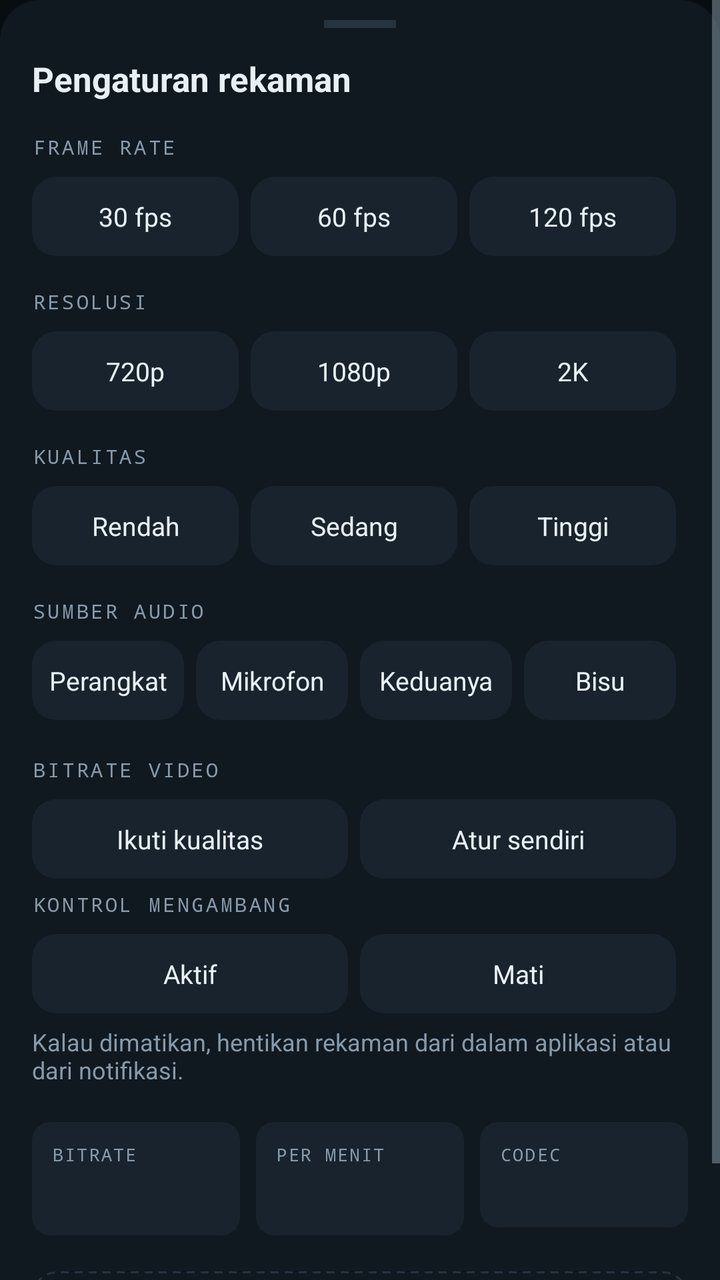
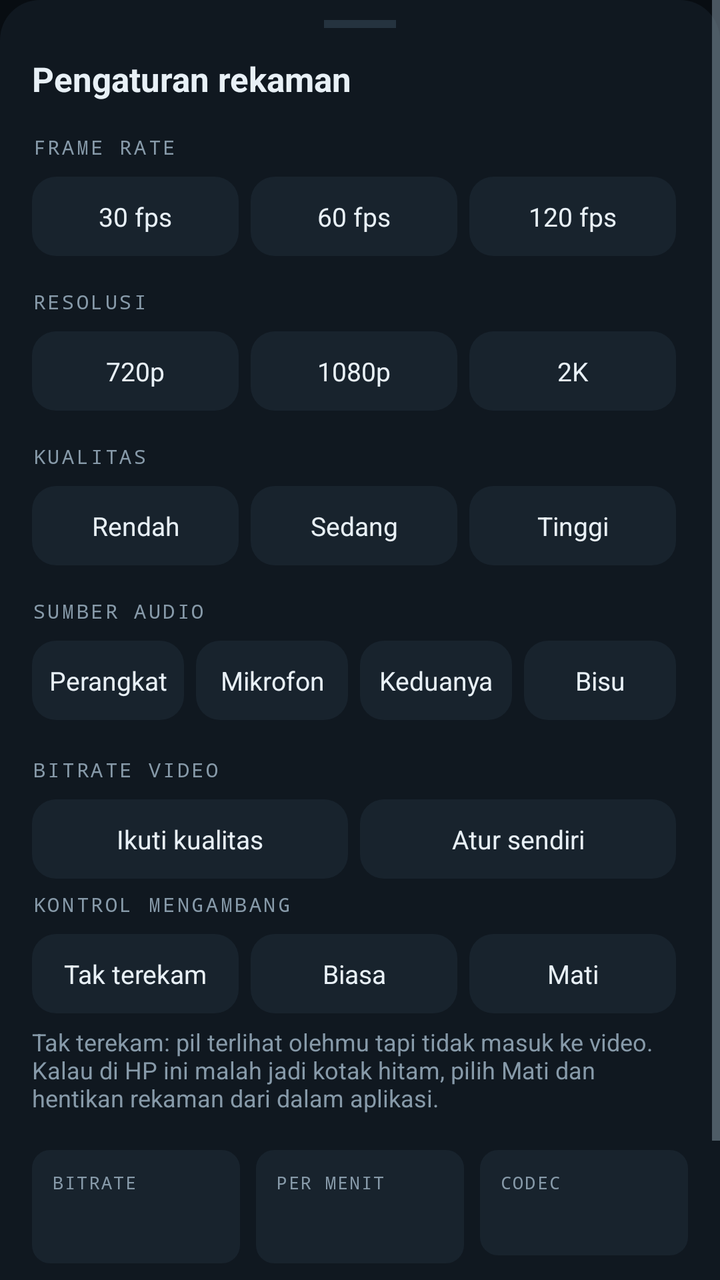

Two renders of the same Android screen: before a commit and after it. Below are the layout's source before the change and the commit's diff.
<!-- AndroidManifest.xml: application theme Theme.RekamLayar -->
<!-- res/layout/sheet_settings.xml -->
<?xml version="1.0" encoding="utf-8"?>
<ScrollView xmlns:android="http://schemas.android.com/apk/res/android"
    android:layout_width="match_parent"
    android:layout_height="wrap_content"
    android:background="@drawable/bg_lembar">

    <LinearLayout
        android:layout_width="match_parent"
        android:layout_height="wrap_content"
        android:orientation="vertical"
        android:paddingHorizontal="16dp"
        android:paddingTop="10dp"
        android:paddingBottom="22dp">

        <View
            android:layout_width="36dp"
            android:layout_height="4dp"
            android:layout_gravity="center_horizontal"
            android:layout_marginBottom="14dp"
            android:background="@color/line" />

        <TextView
            android:layout_width="match_parent"
            android:layout_height="wrap_content"
            android:layout_marginBottom="16dp"
            android:text="@string/pengaturan"
            android:textColor="@color/fg"
            android:textSize="17sp"
            android:textStyle="bold" />

        <TextView style="@style/Label" android:text="Frame rate" />
        <LinearLayout android:id="@+id/grupFps"
            android:layout_width="match_parent" android:layout_height="wrap_content"
            android:orientation="horizontal" android:layout_marginBottom="16dp">
            <TextView style="@style/Opsi" android:tag="30" android:text="30 fps" />
            <TextView style="@style/Opsi" android:tag="60" android:text="60 fps" />
            <TextView style="@style/Opsi" android:tag="120" android:text="120 fps" />
        </LinearLayout>

        <TextView style="@style/Label" android:text="Resolusi" />
        <LinearLayout android:id="@+id/grupRes"
            android:layout_width="match_parent" android:layout_height="wrap_content"
            android:orientation="horizontal" android:layout_marginBottom="16dp">
            <TextView style="@style/Opsi" android:tag="720" android:text="720p" />
            <TextView style="@style/Opsi" android:tag="1080" android:text="1080p" />
            <TextView style="@style/Opsi" android:tag="1440" android:text="2K" />
        </LinearLayout>

        <TextView style="@style/Label" android:text="Kualitas" />
        <LinearLayout android:id="@+id/grupQ"
            android:layout_width="match_parent" android:layout_height="wrap_content"
            android:orientation="horizontal" android:layout_marginBottom="16dp">
            <TextView style="@style/Opsi" android:tag="rendah" android:text="Rendah" />
            <TextView style="@style/Opsi" android:tag="sedang" android:text="Sedang" />
            <TextView style="@style/Opsi" android:tag="tinggi" android:text="Tinggi" />
        </LinearLayout>

        <TextView style="@style/Label" android:text="Sumber audio" />
        <LinearLayout android:id="@+id/grupAudio"
            android:layout_width="match_parent" android:layout_height="wrap_content"
            android:orientation="horizontal" android:layout_marginBottom="18dp">
            <TextView style="@style/Opsi" android:tag="perangkat" android:text="Perangkat" />
            <TextView style="@style/Opsi" android:tag="mic" android:text="Mikrofon" />
            <TextView style="@style/Opsi" android:tag="dua" android:text="Keduanya" />
            <TextView style="@style/Opsi" android:tag="bisu" android:text="Bisu" />
        </LinearLayout>

        <TextView style="@style/Label" android:text="Bitrate video" />
        <LinearLayout android:id="@+id/grupBit"
            android:layout_width="match_parent" android:layout_height="wrap_content"
            android:orientation="horizontal" android:layout_marginBottom="6dp">
            <TextView style="@style/Opsi" android:tag="auto" android:text="Ikuti kualitas" />
            <TextView style="@style/Opsi" android:tag="manual" android:text="Atur sendiri" />
        </LinearLayout>

        <LinearLayout
            android:id="@+id/geserBit"
            android:layout_width="match_parent"
            android:layout_height="wrap_content"
            android:orientation="vertical"
            android:layout_marginBottom="18dp"
            android:visibility="gone">

            <SeekBar
                android:id="@+id/seekBit"
                android:layout_width="match_parent"
                android:layout_height="wrap_content"
                android:min="2"
                android:max="60"
                android:progress="17" />

            <LinearLayout
                android:layout_width="match_parent"
                android:layout_height="wrap_content"
                android:orientation="horizontal">

                <TextView
                    android:id="@+id/bitNilai"
                    android:layout_width="0dp"
                    android:layout_height="wrap_content"
                    android:layout_weight="1"
                    android:textColor="@color/fg"
                    android:textSize="11sp"
                    android:fontFamily="monospace" />

                <TextView
                    android:id="@+id/bitSaran"
                    android:layout_width="wrap_content"
                    android:layout_height="wrap_content"
                    android:textColor="@color/muted"
                    android:textSize="11sp"
                    android:fontFamily="monospace" />
            </LinearLayout>
        </LinearLayout>

        <TextView style="@style/Label" android:text="Kontrol mengambang" />
        <LinearLayout android:id="@+id/grupMengambang"
            android:layout_width="match_parent" android:layout_height="wrap_content"
            android:orientation="horizontal" android:layout_marginBottom="6dp">
            <TextView style="@style/Opsi" android:tag="ya" android:text="Aktif" />
            <TextView style="@style/Opsi" android:tag="tidak" android:text="Mati" />
        </LinearLayout>

        <TextView
            android:layout_width="match_parent"
            android:layout_height="wrap_content"
            android:layout_marginBottom="18dp"
            android:text="Kalau dimatikan, hentikan rekaman dari dalam aplikasi atau dari notifikasi."
            android:textColor="@color/muted"
            android:textSize="12sp" />

        <LinearLayout
            android:layout_width="match_parent"
            android:layout_height="wrap_content"
            android:orientation="horizontal"
            android:layout_marginBottom="18dp">

            <LinearLayout style="@style/Kotak">
                <TextView android:layout_width="match_parent" android:layout_height="wrap_content"
                    android:text="BITRATE" android:textColor="@color/muted" android:textSize="9sp"
                    android:fontFamily="monospace" android:letterSpacing="0.08" />
                <TextView android:id="@+id/estBit" android:layout_width="match_parent"
                    android:layout_height="wrap_content" android:textColor="@color/fg"
                    android:textSize="18sp" android:textStyle="bold" />
            </LinearLayout>

            <LinearLayout style="@style/Kotak">
                <TextView android:layout_width="match_parent" android:layout_height="wrap_content"
                    android:text="PER MENIT" android:textColor="@color/muted" android:textSize="9sp"
                    android:fontFamily="monospace" android:letterSpacing="0.08" />
                <TextView android:id="@+id/estMenit" android:layout_width="match_parent"
                    android:layout_height="wrap_content" android:textColor="@color/fg"
                    android:textSize="18sp" android:textStyle="bold" />
            </LinearLayout>

            <LinearLayout style="@style/Kotak" android:layout_marginEnd="0dp">
                <TextView android:layout_width="match_parent" android:layout_height="wrap_content"
                    android:text="CODEC" android:textColor="@color/muted" android:textSize="9sp"
                    android:fontFamily="monospace" android:letterSpacing="0.08" />
                <TextView android:id="@+id/estCodec" android:layout_width="match_parent"
                    android:layout_height="wrap_content" android:textColor="@color/fg"
                    android:textSize="15sp" android:textStyle="bold" />
            </LinearLayout>
        </LinearLayout>

        <TextView
            android:id="@+id/tutupLembar"
            android:layout_width="match_parent"
            android:layout_height="wrap_content"
            android:background="@drawable/bg_opsi_mati"
            android:gravity="center"
            android:padding="13dp"
            android:text="@string/selesai"
            android:textColor="@color/fg"
            android:textSize="15sp"
            android:textStyle="bold"
            android:clickable="true"
            android:focusable="true" />
    </LinearLayout>
</ScrollView>
<!-- resources referenced by this layout -->
<resources>
  <color name="fg">#E8F0F6</color>
  <color name="line">#25333F</color>
  <color name="muted">#879AA9</color>
  <!-- drawable bg_lembar (drawable) -->
  <?xml version="1.0" encoding="utf-8"?>
  <shape xmlns:android="http://schemas.android.com/apk/res/android" android:shape="rectangle">
      <solid android:color="@color/surface" />
      <corners android:topLeftRadius="20dp" android:topRightRadius="20dp" />
  </shape>
  <!-- drawable bg_opsi_mati (drawable) -->
  <?xml version="1.0" encoding="utf-8"?>
  <shape xmlns:android="http://schemas.android.com/apk/res/android" android:shape="rectangle">
      <solid android:color="#00000000" />
      <corners android:radius="12dp" />
      <stroke android:width="1dp" android:color="@color/line" android:dashWidth="4dp" android:dashGap="3dp" />
  </shape>
  <string name="pengaturan">Pengaturan rekaman</string>
  <string name="selesai">Selesai</string>
  <style name="Kotak">
          <item name="android:layout_width">0dp</item>
          <item name="android:layout_height">wrap_content</item>
          <item name="android:layout_weight">1</item>
          <item name="android:layout_marginEnd">8dp</item>
          <item name="android:background">@drawable/bg_ikon_riwayat</item>
          <item name="android:orientation">vertical</item>
          <item name="android:padding">10dp</item>
      </style>
  <style name="Label">
          <item name="android:layout_width">match_parent</item>
          <item name="android:layout_height">wrap_content</item>
          <item name="android:layout_marginBottom">8dp</item>
          <item name="android:textColor">@color/muted</item>
          <item name="android:textSize">10sp</item>
          <item name="android:textAllCaps">true</item>
          <item name="android:letterSpacing">0.12</item>
          <item name="android:fontFamily">monospace</item>
      </style>
  <style name="Theme.RekamLayar" parent="Theme.Material3.Dark.NoActionBar">
          <item name="android:windowBackground">@color/bg</item>
          <item name="android:statusBarColor">@color/bg</item>
          <item name="android:navigationBarColor">@color/bg</item>
          <item name="colorPrimary">@color/accent</item>
          <item name="colorOnPrimary">@color/on_accent</item>
          <item name="android:textColorPrimary">@color/fg</item>
          <item name="android:textColorSecondary">@color/muted</item>
      </style>
  <color name="surface">#101820</color>
  <!-- drawable bg_ikon_riwayat (drawable) -->
  <?xml version="1.0" encoding="utf-8"?>
  <shape xmlns:android="http://schemas.android.com/apk/res/android" android:shape="rectangle">
      <solid android:color="@color/surface2" />
      <corners android:radius="9dp" />
  </shape>
  <!-- drawable bg_opsi (drawable) -->
  <?xml version="1.0" encoding="utf-8"?>
  <selector xmlns:android="http://schemas.android.com/apk/res/android">
      <item android:state_selected="true">
          <shape android:shape="rectangle">
              <solid android:color="@color/accent" />
              <corners android:radius="12dp" />
          </shape>
      </item>
      <item>
          <shape android:shape="rectangle">
              <solid android:color="@color/surface2" />
              <corners android:radius="12dp" />
          </shape>
      </item>
  </selector>
  <color name="bg">#080D12</color>
  <color name="accent">#FFB020</color>
  <color name="on_accent">#120D02</color>
  <color name="surface2">#18232D</color>
  <!-- unchanged entries left out for length: 1 -->
</resources>

<!-- the commit's change to res/layout/sheet_settings.xml (unified diff, before → after) -->
@@ -117,15 +117,16 @@
         <LinearLayout android:id="@+id/grupMengambang"
             android:layout_width="match_parent" android:layout_height="wrap_content"
             android:orientation="horizontal" android:layout_marginBottom="6dp">
-            <TextView style="@style/Opsi" android:tag="ya" android:text="Aktif" />
-            <TextView style="@style/Opsi" android:tag="tidak" android:text="Mati" />
+            <TextView style="@style/Opsi" android:tag="samar" android:text="Tak terekam" />
+            <TextView style="@style/Opsi" android:tag="biasa" android:text="Biasa" />
+            <TextView style="@style/Opsi" android:tag="mati" android:text="Mati" />
         </LinearLayout>
 
         <TextView
             android:layout_width="match_parent"
             android:layout_height="wrap_content"
             android:layout_marginBottom="18dp"
-            android:text="Kalau dimatikan, hentikan rekaman dari dalam aplikasi atau dari notifikasi."
+            android:text="Tak terekam: pil terlihat olehmu tapi tidak masuk ke video. Kalau di HP ini malah jadi kotak hitam, pilih Mati dan hentikan rekaman dari dalam aplikasi."
             android:textColor="@color/muted"
             android:textSize="12sp" />
 
